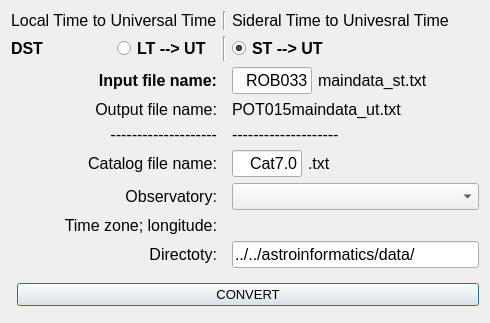
The window that ut.ui (nkirov/timetool) describes before a commit, drawn with Qt 5.
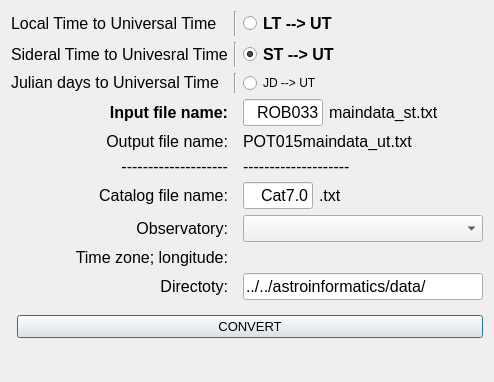
The same window after the commit.

Patch:
```diff
--- a/ut.ui
+++ b/ut.ui
@@ -6,31 +6,45 @@
    <rect>
     <x>0</x>
     <y>0</y>
-    <width>490</width>
-    <height>323</height>
+    <width>494</width>
+    <height>382</height>
    </rect>
   </property>
   <property name="windowTitle">
-   <string>Time contertion tool, v.1.2, 20.06.2014</string>
+   <string>Time contertion tool, v.2.0, 26.12.2015</string>
   </property>
   <layout class="QFormLayout" name="formLayout">
    <property name="fieldGrowthPolicy">
     <enum>QFormLayout::AllNonFixedFieldsGrow</enum>
    </property>
+   <item row="1" column="0">
+    <widget class="Line" name="line_3">
+     <property name="orientation">
+      <enum>Qt::Horizontal</enum>
+     </property>
+    </widget>
+   </item>
+   <item row="3" column="1">
+    <widget class="QPushButton" name="convert">
+     <property name="font">
+      <font>
+       <family>MS Shell Dlg 2</family>
+       <pointsize>10</pointsize>
+       <weight>50</weight>
+       <italic>false</italic>
+       <bold>false</bold>
+       <underline>false</underline>
+       <kerning>true</kerning>
+      </font>
+     </property>
+     <property name="text">
+      <string>CONVERT</string>
+     </property>
+    </widget>
+   </item>
    <item row="0" column="0" colspan="2">
     <layout class="QGridLayout" name="gridLayout">
-     <item row="1" column="0">
-      <widget class="QLabel" name="label1">
-       <property name="text">
-        <string>&lt;!DOCTYPE HTML PUBLIC &quot;-//W3C//DTD HTML 4.0//EN&quot; &quot;http://www.w3.org/TR/REC-html40/strict.dtd&quot;&gt;
-&lt;html&gt;&lt;head&gt;&lt;meta name=&quot;qrichtext&quot; content=&quot;1&quot; /&gt;&lt;style type=&quot;text/css&quot;&gt;
-p, li { white-space: pre-wrap; }
-&lt;/style&gt;&lt;/head&gt;&lt;body style=&quot; font-family:'MS Shell Dlg 2'; font-size:8.25pt; font-weight:400; font-style:normal;&quot;&gt;
-&lt;p style=&quot; margin-top:0px; margin-bottom:0px; margin-left:0px; margin-right:0px; -qt-block-indent:0; text-indent:0px;&quot;&gt;&lt;span style=&quot; font-size:12pt;&quot;&gt;Local Time to Universal Time&lt;/span&gt;&lt;/p&gt;&lt;/body&gt;&lt;/html&gt;</string>
-       </property>
-      </widget>
-     </item>
-     <item row="1" column="2">
+     <item row="2" column="0">
       <widget class="QLabel" name="label2">
        <property name="text">
         <string>&lt;!DOCTYPE HTML PUBLIC &quot;-//W3C//DTD HTML 4.0//EN&quot; &quot;http://www.w3.org/TR/REC-html40/strict.dtd&quot;&gt;
@@ -61,6 +75,17 @@
        </property>
       </widget>
      </item>
+     <item row="1" column="0">
+      <widget class="QLabel" name="label1">
+       <property name="text">
+        <string>&lt;!DOCTYPE HTML PUBLIC &quot;-//W3C//DTD HTML 4.0//EN&quot; &quot;http://www.w3.org/TR/REC-html40/strict.dtd&quot;&gt;
+&lt;html&gt;&lt;head&gt;&lt;meta name=&quot;qrichtext&quot; content=&quot;1&quot; /&gt;&lt;style type=&quot;text/css&quot;&gt;
+p, li { white-space: pre-wrap; }
+&lt;/style&gt;&lt;/head&gt;&lt;body style=&quot; font-family:'MS Shell Dlg 2'; font-size:8.25pt; font-weight:400; font-style:normal;&quot;&gt;
+&lt;p style=&quot; margin-top:0px; margin-bottom:0px; margin-left:0px; margin-right:0px; -qt-block-indent:0; text-indent:0px;&quot;&gt;&lt;span style=&quot; font-size:12pt;&quot;&gt;Local Time to Universal Time&lt;/span&gt;&lt;/p&gt;&lt;/body&gt;&lt;/html&gt;</string>
+       </property>
+      </widget>
+     </item>
      <item row="1" column="1">
       <widget class="Line" name="line">
        <property name="orientation">
@@ -68,14 +93,14 @@
        </property>
       </widget>
      </item>
-     <item row="2" column="1">
+     <item row="3" column="1">
       <widget class="Line" name="line_2">
        <property name="orientation">
         <enum>Qt::Vertical</enum>
        </property>
       </widget>
      </item>
-     <item row="3" column="0">
+     <item row="4" column="0">
       <widget class="QLabel" name="label3">
        <property name="font">
         <font>
@@ -95,7 +120,7 @@
        </property>
       </widget>
      </item>
-     <item row="3" column="2">
+     <item row="4" column="2">
       <layout class="QHBoxLayout" name="horizontalLayout">
        <item>
         <widget class="QLineEdit" name="file">
@@ -157,7 +182,7 @@
        </item>
       </layout>
      </item>
-     <item row="10" column="0">
+     <item row="11" column="0">
       <widget class="QLabel" name="label_dir">
        <property name="font">
         <font>
@@ -172,7 +197,7 @@
        </property>
       </widget>
      </item>
-     <item row="5" column="0">
+     <item row="6" column="0">
       <widget class="QLabel" name="label_4">
        <property name="font">
         <font>
@@ -187,7 +212,7 @@
        </property>
       </widget>
      </item>
-     <item row="5" column="2">
+     <item row="6" column="2">
       <widget class="QLabel" name="label_5">
        <property name="font">
         <font>
@@ -202,7 +227,7 @@
        </property>
       </widget>
      </item>
-     <item row="6" column="0">
+     <item row="7" column="0">
       <widget class="QLabel" name="label_7">
        <property name="font">
         <font>
@@ -218,7 +243,7 @@
        </property>
       </widget>
      </item>
-     <item row="6" column="2">
+     <item row="7" column="2">
       <layout class="QHBoxLayout" name="horizontalLayout_2">
        <item>
         <widget class="QLineEdit" name="cat">
@@ -292,7 +317,7 @@
        </item>
       </layout>
      </item>
-     <item row="4" column="0">
+     <item row="5" column="0">
       <widget class="QLabel" name="label">
        <property name="font">
         <font>
@@ -307,7 +332,7 @@
        </property>
       </widget>
      </item>
-     <item row="4" column="2">
+     <item row="5" column="2">
       <widget class="QLabel" name="outfile">
        <property name="font">
         <font>
@@ -323,7 +348,7 @@
        </property>
       </widget>
      </item>
-     <item row="8" column="0">
+     <item row="9" column="0">
       <widget class="QLabel" name="label_10">
        <property name="font">
         <font>
@@ -338,7 +363,16 @@
        </property>
       </widget>
      </item>
-     <item row="9" column="0">
+     <item row="9" column="2">
+      <widget class="QComboBox" name="observatory">
+       <property name="font">
+        <font>
+         <pointsize>12</pointsize>
+        </font>
+       </property>
+      </widget>
+     </item>
+     <item row="10" column="0">
       <widget class="QLabel" name="label_11">
        <property name="font">
         <font>
@@ -353,7 +387,7 @@
        </property>
       </widget>
      </item>
-     <item row="9" column="2">
+     <item row="10" column="2">
       <widget class="QLabel" name="lon">
        <property name="font">
         <font>
@@ -365,7 +399,7 @@
        </property>
       </widget>
      </item>
-     <item row="2" column="0">
+     <item row="3" column="0">
       <layout class="QHBoxLayout" name="horizontalLayout_3">
        <item>
         <widget class="QLabel" name="dst">
@@ -380,39 +414,17 @@
           </font>
          </property>
          <property name="text">
-          <string>DST</string>
-         </property>
-        </widget>
-       </item>
-       <item>
-        <widget class="QRadioButton" name="LT2UT">
-         <property name="font">
-          <font>
-           <pointsize>12</pointsize>
-           <weight>75</weight>
-           <bold>true</bold>
-          </font>
-         </property>
-         <property name="text">
-          <string>LT --&gt; UT</string>
-         </property>
-         <property name="checked">
-          <bool>false</bool>
+          <string>&lt;!DOCTYPE HTML PUBLIC &quot;-//W3C//DTD HTML 4.0//EN&quot; &quot;http://www.w3.org/TR/REC-html40/strict.dtd&quot;&gt;
+&lt;html&gt;&lt;head&gt;&lt;meta name=&quot;qrichtext&quot; content=&quot;1&quot; /&gt;&lt;style type=&quot;text/css&quot;&gt;
+p, li { white-space: pre-wrap; }
+&lt;/style&gt;&lt;/head&gt;&lt;body style=&quot; font-family:'MS Shell Dlg 2'; font-size:8.25pt; font-weight:400; font-style:normal;&quot;&gt;
+&lt;p style=&quot; margin-top:0px; margin-bottom:0px; margin-left:0px; margin-right:0px; -qt-block-indent:0; text-indent:0px;&quot;&gt;&lt;span style=&quot; font-size:12pt;&quot;&gt;Julian days to Universal Time&lt;/span&gt;&lt;/p&gt;&lt;/body&gt;&lt;/html&gt;</string>
          </property>
         </widget>
        </item>
       </layout>
      </item>
-     <item row="8" column="2">
-      <widget class="QComboBox" name="observatory">
-       <property name="font">
-        <font>
-         <pointsize>12</pointsize>
-        </font>
-       </property>
-      </widget>
-     </item>
-     <item row="10" column="2">
+     <item row="11" column="2">
       <widget class="QLineEdit" name="dir">
        <property name="font">
         <font>
@@ -424,33 +436,39 @@
        </property>
       </widget>
      </item>
+     <item row="1" column="2">
+      <widget class="QRadioButton" name="LT2UT">
+       <property name="font">
+        <font>
+         <pointsize>12</pointsize>
+         <weight>75</weight>
+         <bold>true</bold>
+        </font>
+       </property>
+       <property name="text">
+        <string>LT --&gt; UT</string>
+       </property>
+       <property name="checked">
+        <bool>false</bool>
+       </property>
+      </widget>
+     </item>
+     <item row="3" column="2">
+      <widget class="QRadioButton" name="JD2UT">
+       <property name="text">
+        <string>JD --&gt; UT</string>
+       </property>
+      </widget>
+     </item>
+     <item row="2" column="1">
+      <widget class="Line" name="line_4">
+       <property name="orientation">
+        <enum>Qt::Vertical</enum>
+       </property>
+      </widget>
+     </item>
     </layout>
    </item>
-   <item row="1" column="0">
-    <widget class="Line" name="line_3">
-     <property name="orientation">
-      <enum>Qt::Horizontal</enum>
-     </property>
-    </widget>
-   </item>
-   <item row="3" column="1">
-    <widget class="QPushButton" name="convert">
-     <property name="font">
-      <font>
-       <family>MS Shell Dlg 2</family>
-       <pointsize>10</pointsize>
-       <weight>50</weight>
-       <italic>false</italic>
-       <bold>false</bold>
-       <underline>false</underline>
-       <kerning>true</kerning>
-      </font>
-     </property>
-     <property name="text">
-      <string>CONVERT</string>
-     </property>
-    </widget>
-   </item>
   </layout>
  </widget>
  <resources/>
```
